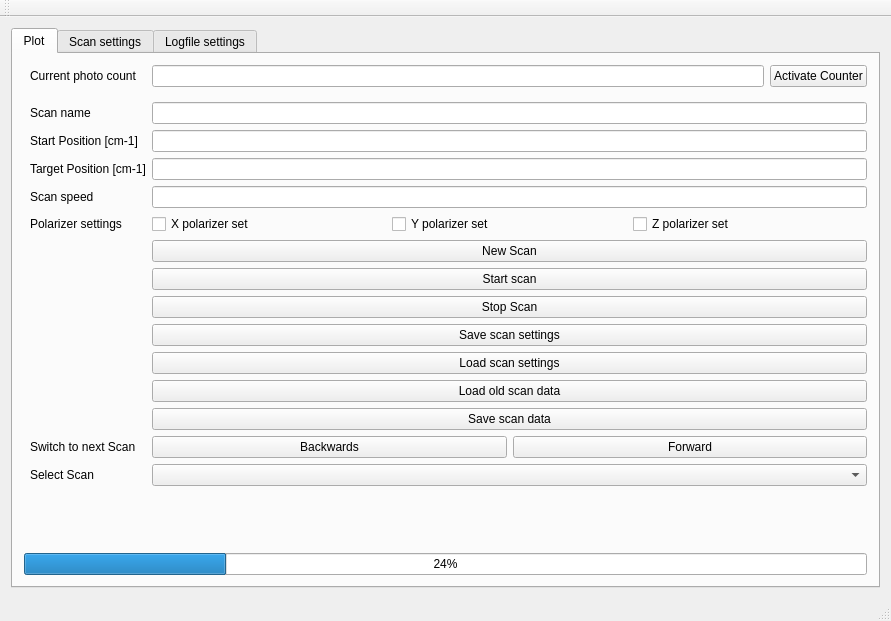
anates/Spectro, file mainwindow.ui: the form before one commit.
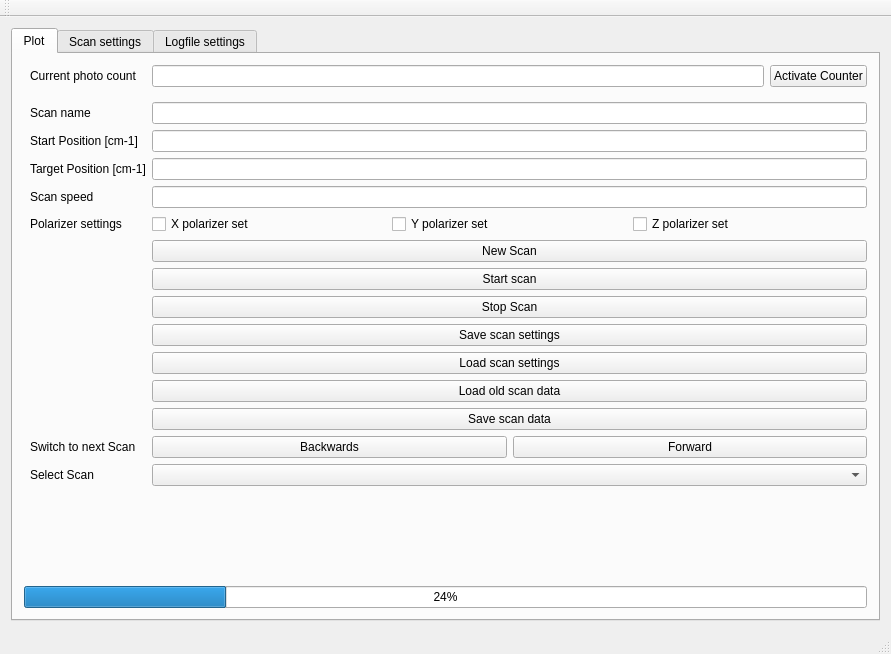
The form after the commit. The open tabs and pages were chosen to show the change. Custom widgets are drawn as their Qt base class.

Patch:
```diff
--- a/mainwindow.ui
+++ b/mainwindow.ui
@@ -7,7 +7,7 @@
     <x>0</x>
     <y>0</y>
     <width>891</width>
-    <height>621</height>
+    <height>654</height>
    </rect>
   </property>
   <property name="windowTitle">
```
Left out of the diff: 2 changed lines with no effect on the pictures.
